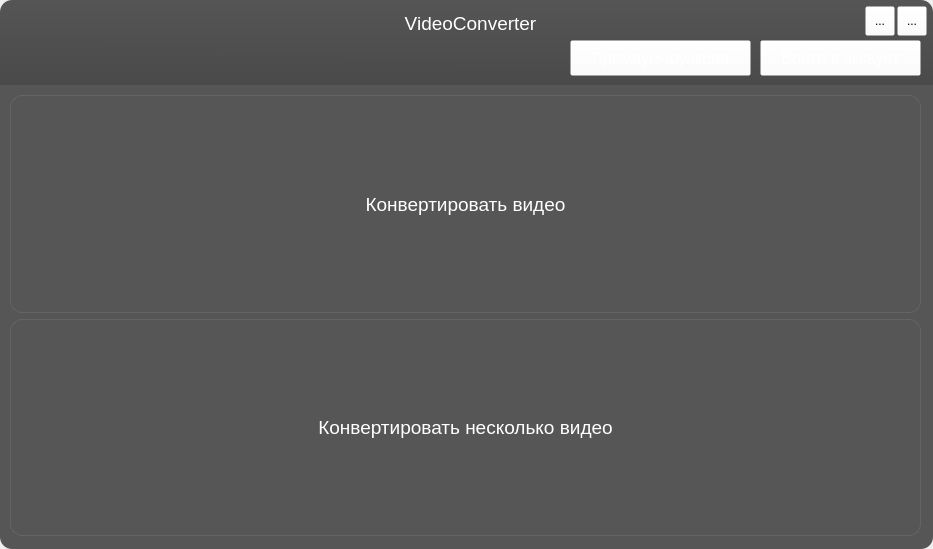
Old version of the form main_window.ui in the repository Staffixme/VideoConverter.
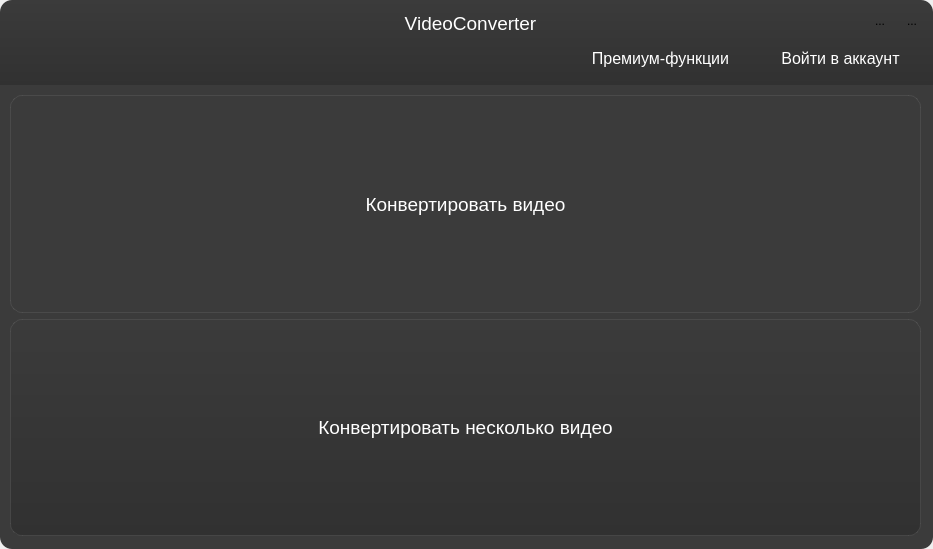
New version of the form. Icons and pictures are not drawn.

Commit message: solo convert window added

```diff
--- a/main_window.ui
+++ b/main_window.ui
@@ -40,18 +40,28 @@
    </property>
    <property name="styleSheet">
     <string notr="true">#header{
-background-color: qlineargradient(spread:pad, x1:0.534, y1:0, x2:0.506, y2:1, stop:0 rgba(85, 85, 85, 255), stop:1 rgba(74, 74, 74, 255));
+background-color: qlineargradient(spread:pad, x1:0.5, y1:0, x2:0.5, y2:1, stop:0 rgba(59, 59, 59, 255), stop:1 rgba(49, 49, 49, 255));
 border-top-right-radius: 12px;
 border-top-left-radius: 12px;
 }
 
 .QToolButton{
 	background-color: rgba(255, 255, 255, 0);
+	border-radius: 5px;
 }
 
 .QPushButton{
 	background-color: rgba(255, 255, 255, 0);
+	border-radius: 5px;
 	color: white
+}
+
+.QPushButton:hover{
+background-color: rgba(0, 0, 0, 50);
+}
+
+.QToolButton:hover{
+background-color: rgba(0, 0, 0, 50);
 }</string>
    </property>
    <property name="frameShape">
@@ -217,7 +227,7 @@
    </property>
    <property name="styleSheet">
     <string notr="true">#content{
-background-color: rgb(86, 86, 86);
+background-color: rgb(59, 59, 59);
 border-bottom-left-radius: 12px;
 border-bottom-right-radius: 12px;
 }</string>
@@ -254,10 +264,14 @@
        </property>
        <property name="styleSheet">
         <string notr="true">.QToolButton{
-	background-color: qlineargradient(spread:pad, x1:0.534, y1:0, x2:0.506, y2:1, 		stop:0 rgba(85, 85, 85, 255), stop:1 rgba(74, 74, 74, 255));
+	background-color: qlineargradient(spread:pad, x1:0.5, y1:0, x2:0.5, y2:1, stop:0 rgba(59, 59, 59, 		255), stop:1 rgba(49, 49, 49, 255));
 	border-radius: 12px;
 	border: 1px solid rgba(255, 255, 255, 20);
 	color: white;
+}
+
+.QToolButton:hover{
+	background-color: #2F2F2F;
 }</string>
        </property>
        <property name="text">
@@ -294,10 +308,14 @@
        </property>
        <property name="styleSheet">
         <string notr="true">.QToolButton{
-	background-color: qlineargradient(spread:pad, x1:0.534, y1:0, x2:0.506, y2:1, 		stop:0 rgba(85, 85, 85, 255), stop:1 rgba(74, 74, 74, 255));
+	background-color: qlineargradient(spread:pad, x1:0.5, y1:0, x2:0.5, y2:1, stop:0 rgba(59, 59, 59, 255), stop:1 rgba(49, 49, 49, 255));
 	border-radius: 12px;
 	border: 1px solid rgba(255, 255, 255, 20);
 	color: white;
+}
+
+.QToolButton:hover{
+	background-color: #2F2F2F;
 }</string>
        </property>
        <property name="text">
```
Left out of the diff: 2 changed lines with no effect on the pictures. The commit also changes 7 other files.
